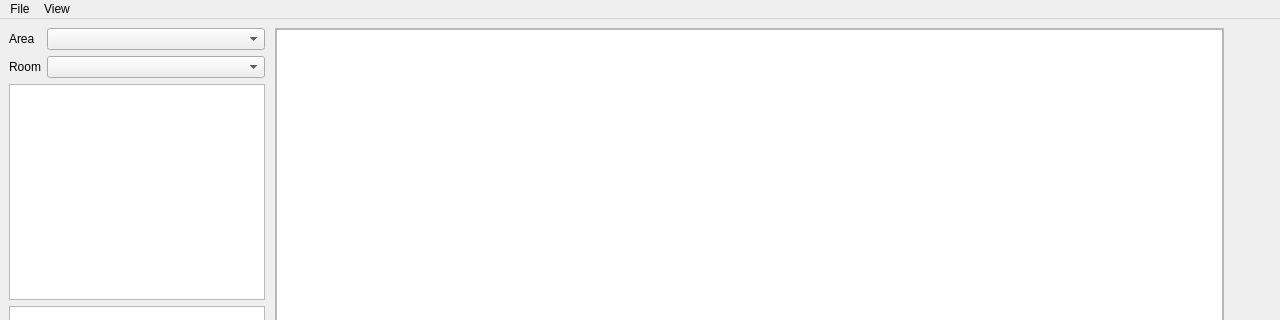
This is mcedit_ui/main.ui in LagoLunatic/MCEdit as Qt 5 draws it before an edit; both pictures show x 0 to 1280 and y 0 to 320 of the 1280 by 768 pixel window. The edited form follows.
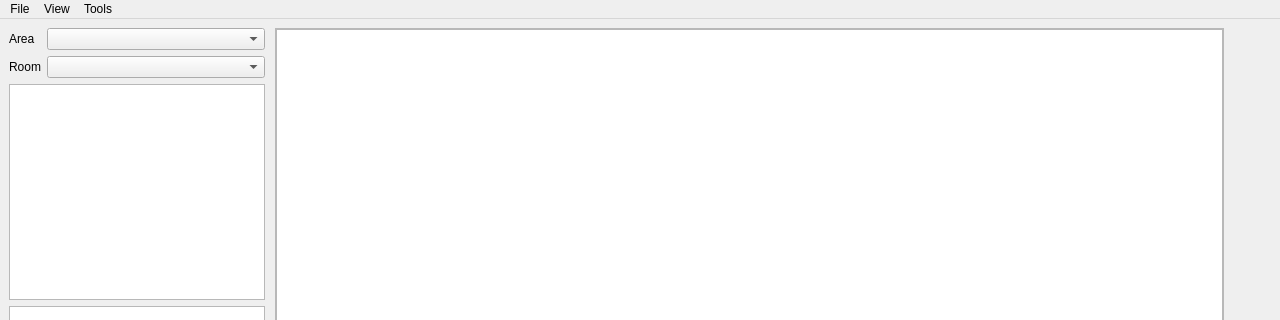
This is the edited form. Custom widgets are drawn as their Qt base class.

Commit message: Add entity search dialog

Patch:
```diff
--- a/mcedit_ui/main.ui
+++ b/mcedit_ui/main.ui
@@ -163,8 +163,15 @@
     <addaction name="actionTile_Entities"/>
     <addaction name="actionExits"/>
    </widget>
+   <widget class="QMenu" name="menuTools">
+    <property name="title">
+     <string>Tools</string>
+    </property>
+    <addaction name="actionEntity_Search"/>
+   </widget>
    <addaction name="menuFile"/>
    <addaction name="menuView"/>
+   <addaction name="menuTools"/>
   </widget>
   <widget class="QStatusBar" name="statusbar"/>
   <action name="actionOpen_ROM">
```
Left out of the diff: 10 changed lines with no effect on the pictures. The commit also changes 5 other files.
